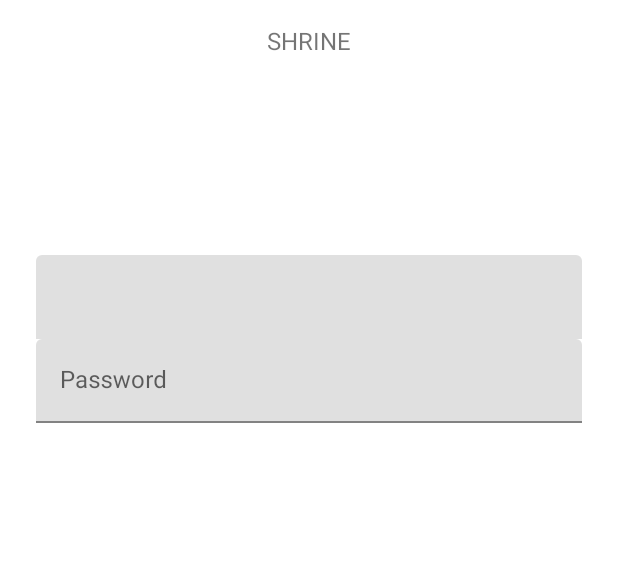
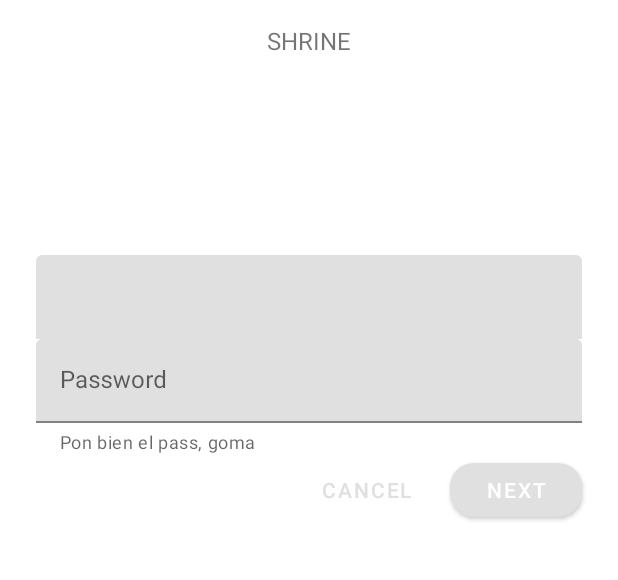
Before and after one commit to MoyaCar/VistasMaterial, an Android app: the screen it shows after launch (MainActivity), on a phone screen of 412 x 824 dp, the part 204-784 px from its top. Run offline under Robolectric (Android 15) with nearby library versions, the phone set to English and light mode, and no system bars.

Commit message:
Agrega botones estilizados para acceder.

```diff
--- a/app/src/main/res/layout/shr_login_fragment.xml
+++ b/app/src/main/res/layout/shr_login_fragment.xml
@@ -2,6 +2,7 @@
 <ScrollView xmlns:android="http://schemas.android.com/apk/res/android"
     xmlns:app="http://schemas.android.com/apk/res-auto"
     xmlns:tools="http://schemas.android.com/tools"
+    cusedByDefault="tr"
     android:layout_width="match_parent"
     android:layout_height="match_parent"
     android:background="@color/loginPageBackgroundColor"
@@ -23,6 +24,7 @@
             android:layout_gravity="center_horizontal"
             android:layout_marginTop="48dp"
             android:layout_marginBottom="16dp"
+            android:focusedByDefault="true"
             app:srcCompat="@drawable/shr_logo" />
 
         <TextView
@@ -43,7 +45,7 @@
                 android:layout_width="match_parent"
                 android:layout_height="wrap_content"
                 android:inputType="text"
-                android:maxLines="1"/>
+                android:maxLines="1" />
         </android.support.design.widget.TextInputLayout>
 
         <android.support.design.widget.TextInputLayout
@@ -52,14 +54,39 @@
             android:layout_width="match_parent"
             android:layout_height="wrap_content"
             android:hint="@string/shr_hint_password"
-            app:errorEnabled="true">
+            app:errorEnabled="true"
+            app:helperText="Pon bien el pass, goma">
 
             <android.support.design.widget.TextInputEditText
                 android:layout_width="match_parent"
                 android:layout_height="wrap_content"
-                android:maxLines="1"/>
+                android:maxLines="1" />
         </android.support.design.widget.TextInputLayout>
 
+        <RelativeLayout
+            android:layout_width="match_parent"
+            android:layout_height="wrap_content">
+
+            <android.support.design.button.MaterialButton
+                android:id="@+id/next_button"
+                android:layout_width="wrap_content"
+                android:layout_height="wrap_content"
+                android:layout_alignParentEnd="true"
+                android:layout_alignParentRight="true"
+                android:text="@string/shr_button_next"
+                app:cornerRadius="16dp" />
+
+            <android.support.design.button.MaterialButton
+                style="@style/Widget.MaterialComponents.Button.TextButton"
+                android:layout_width="wrap_content"
+                android:layout_height="wrap_content"
+                android:layout_marginRight="12dp"
+                android:layout_toStartOf="@id/next_button"
+                android:layout_toLeftOf="@id/next_button"
+                android:text="@string/shr_button_cancel"
+                app:strokeColor="" />
+
+        </RelativeLayout>
 
         <!-- Snippet from "Add text fields" section goes here. -->
 
```
